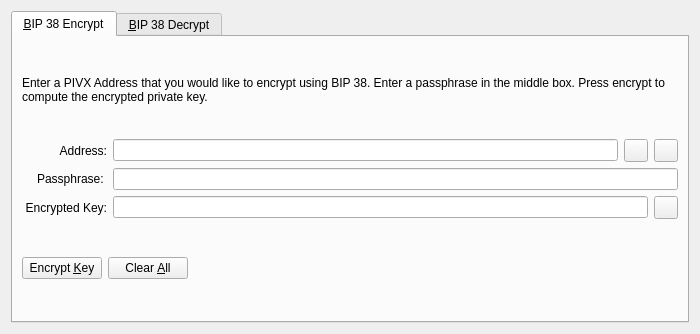
Before: the Qt Designer form src/qt/forms/bip38tooldialog.ui in binarysculptor/wallet, drawn with Qt 5.
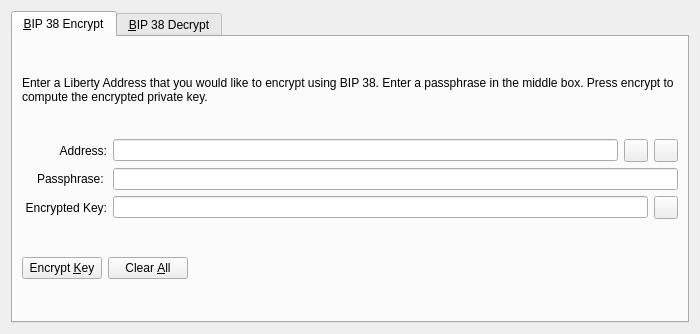
After: the same form once the commit is applied. The open tabs and pages were chosen to show the change. Icons and pictures are not drawn. Custom widgets are drawn as their Qt base class.

Commit message: #2 Rename PIVX => Liberty

Patch:
```diff
--- a/src/qt/forms/bip38tooldialog.ui
+++ b/src/qt/forms/bip38tooldialog.ui
@@ -30,7 +30,7 @@
        <item>
         <widget class="QLabel" name="infoLabel_ENC">
          <property name="text">
-          <string>Enter a PIVX Address that you would like to encrypt using BIP 38. Enter a passphrase in the middle box. Press encrypt to compute the encrypted private key.</string>
+          <string>Enter a Liberty Address that you would like to encrypt using BIP 38. Enter a passphrase in the middle box. Press encrypt to compute the encrypted private key.</string>
          </property>
          <property name="textFormat">
           <enum>Qt::PlainText</enum>
```
Left out of the diff: 4 changed lines with no effect on the pictures. The commit also changes 84 other files.
